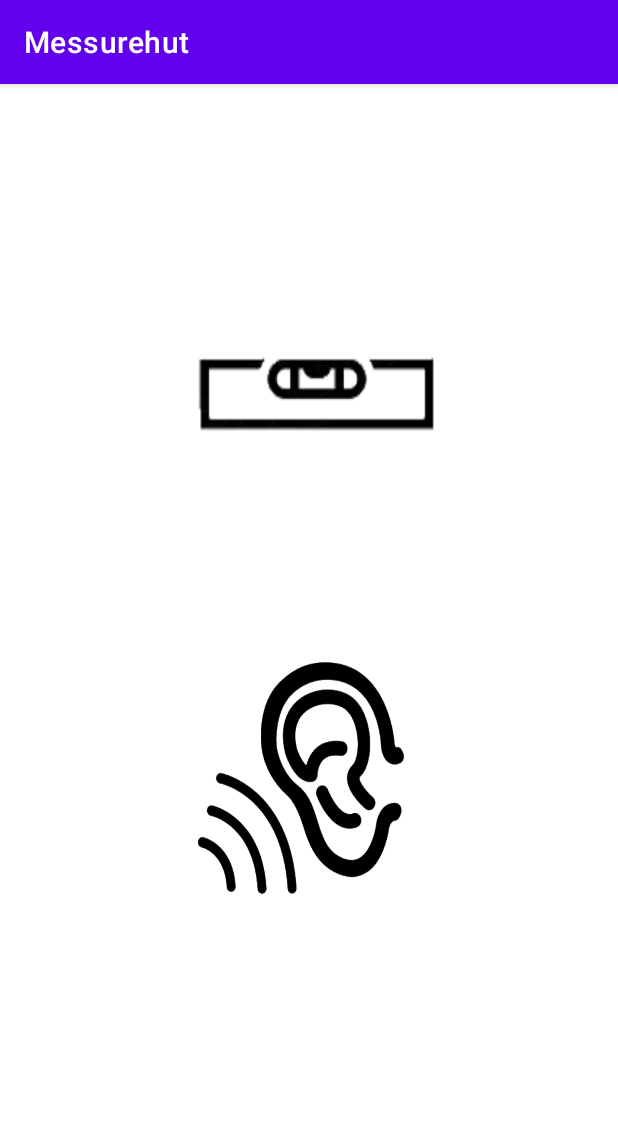
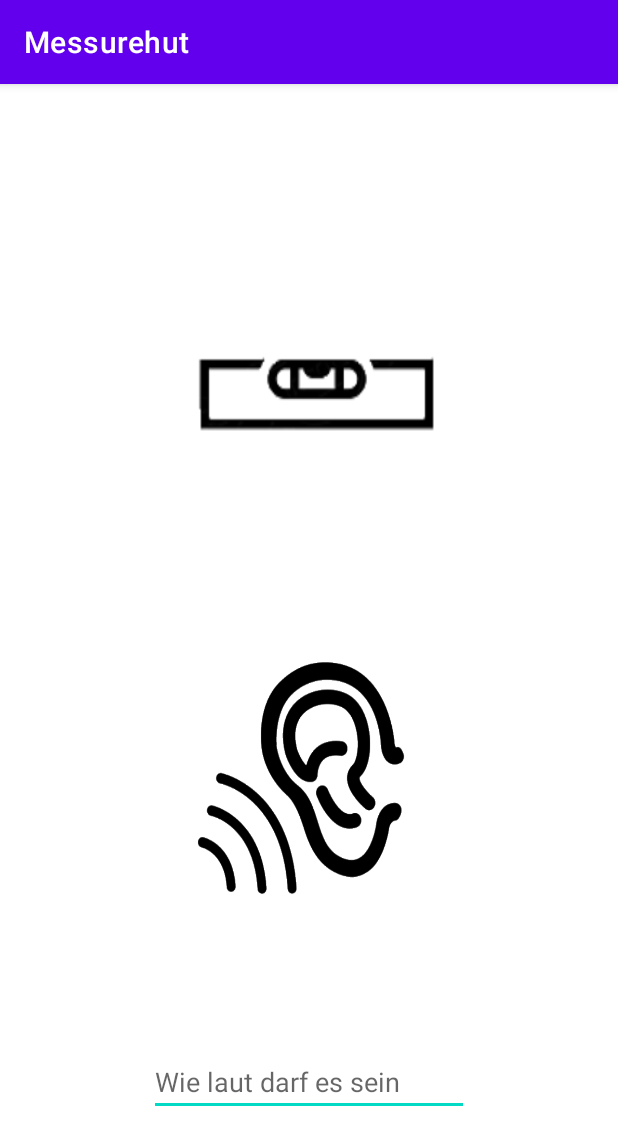
Before and after one commit to Jannik04-cpu/Messurehut, an Android app: the screen it shows after launch (MainActivity), on a phone screen of 412 x 824 dp. Shown: the top 1145 px of the screen. Run offline under Robolectric (Android 15) with nearby library versions, the phone set to English and light mode, and no system bars.

Commit message:
Mit regex Eingabefeld auf Buchstaben überprüft

```diff
--- a/app/src/main/java/com/example/messurehut/MainActivity.java
+++ b/app/src/main/java/com/example/messurehut/MainActivity.java
@@ -8,12 +8,24 @@ import android.content.Intent;
 import android.hardware.Sensor;
 import android.hardware.SensorManager;
 import android.os.Bundle;
+import android.service.autofill.RegexValidator;
+import android.text.Editable;
+import android.text.TextWatcher;
 import android.util.Log;
+import android.view.KeyEvent;
 import android.view.View;
+import android.widget.Button;
+import android.widget.EditText;
+import android.widget.ImageButton;
+import android.widget.Toast;
 
 import java.util.List;
+import java.util.regex.Pattern;
 
 public class MainActivity extends AppCompatActivity {
+
+    EditText txtMaxdB;
+    ImageButton btSchallpegelmesser;
 
     @Override
     protected void onCreate(Bundle savedInstanceState) {
@@ -21,13 +33,28 @@ public class MainActivity extends AppCompatActivity {
         setContentView(R.layout.activity_main);
         setTitle(getString(R.string.app_name));
 
-        final SensorManager sensorManager;
-        sensorManager = (SensorManager) getSystemService(Context.SENSOR_SERVICE);
-        List<Sensor> sensors = sensorManager.getSensorList(Sensor.TYPE_ALL);
+        txtMaxdB = findViewById(R.id.editTextTextPersonName);
+        btSchallpegelmesser = findViewById(R.id.imageButton3);
 
-        for (Sensor sensor : sensors) {
-            Log.d("Sensor", sensor.getName());
-        }
+        txtMaxdB.addTextChangedListener(new TextWatcher() {
+            @Override
+            public void beforeTextChanged(CharSequence s, int start, int count, int after) {
+            }
+
+            @Override
+            public void onTextChanged(CharSequence s, int start, int before, int count) {
+            }
+
+            @Override
+            public void afterTextChanged(Editable s) {
+                boolean isMatch = Pattern.compile("^[0-9]*$")
+                        .matcher(txtMaxdB.getText().toString())
+                        .find();
+                if(!isMatch){
+                    txtMaxdB.setError("Es dürfen nur Zahlen eingegeben werden");
+                }
+            }
+        });
     }
 
     public void onClickEar(View v){
--- a/app/src/main/res/layout/activity_main.xml
+++ b/app/src/main/res/layout/activity_main.xml
@@ -35,4 +35,16 @@
         app:layout_constraintTop_toTopOf="parent"
         app:layout_constraintVertical_bias="0.17000002"
         tools:visibility="visible" />
+
+    <EditText
+        android:id="@+id/editTextTextPersonName"
+        android:layout_width="wrap_content"
+        android:layout_height="wrap_content"
+        android:ems="10"
+        android:hint="Wie laut darf es sein"
+        android:inputType="textPersonName"
+        app:layout_constraintBottom_toBottomOf="parent"
+        app:layout_constraintEnd_toEndOf="parent"
+        app:layout_constraintStart_toStartOf="parent"
+        app:layout_constraintTop_toBottomOf="@+id/imageButton2" />
 </androidx.constraintlayout.widget.ConstraintLayout>
```
